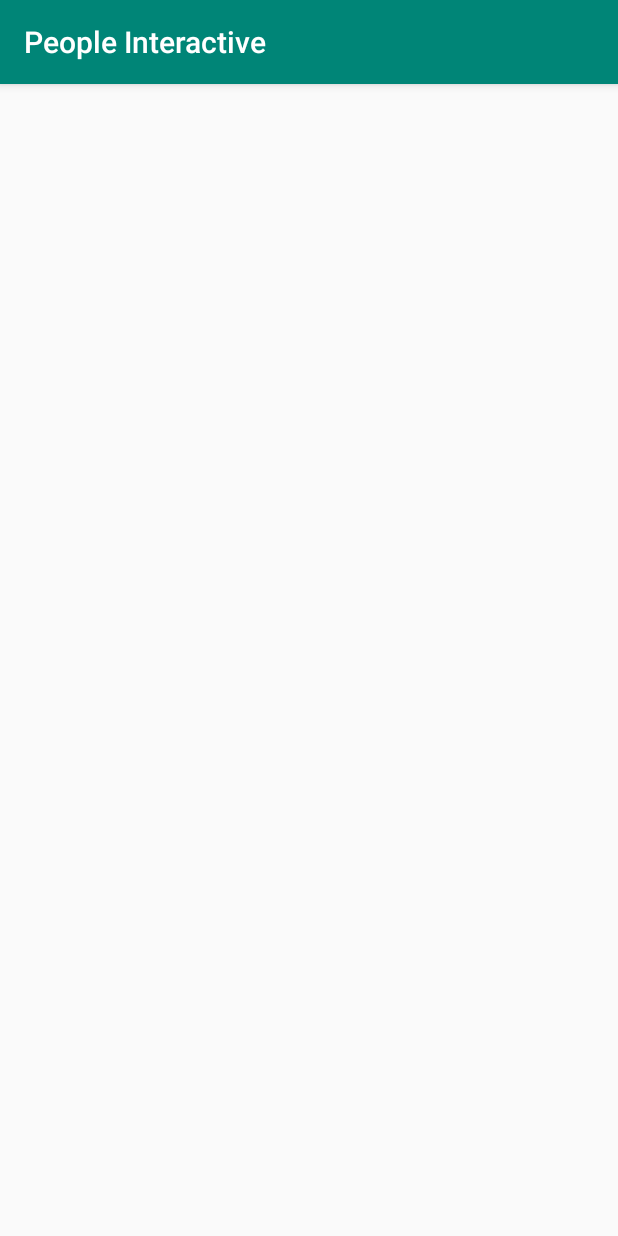
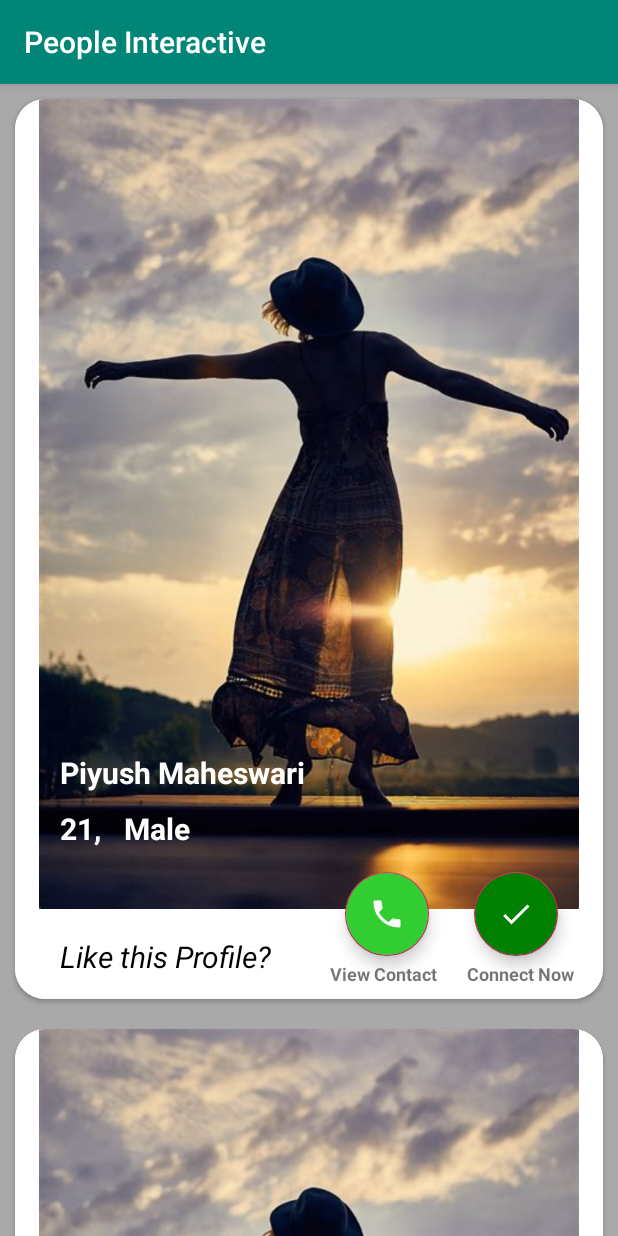
Before and after one commit to Piyush2769/PeopleInteractive, an Android app: the screen it shows after launch (MainActivity), on a phone screen of 412 x 824 dp. Run offline under Robolectric (Android 15) with nearby library versions, the phone set to English and light mode, and no system bars.

Commit message:
Initial +1

```diff
--- a/app/src/main/java/com/piyushmaheswari/peopleinteractive/MainActivity.java
+++ b/app/src/main/java/com/piyushmaheswari/peopleinteractive/MainActivity.java
@@ -2,12 +2,34 @@ package com.piyushmaheswari.peopleinteractive;
 
 import android.support.v7.app.AppCompatActivity;
 import android.os.Bundle;
+import android.support.v7.widget.LinearLayoutManager;
+import android.support.v7.widget.RecyclerView;
+
+import java.util.ArrayList;
+import java.util.List;
 
 public class MainActivity extends AppCompatActivity {
+
+    List<User> userList;
+    RecyclerView recyclerView;
+
 
     @Override
     protected void onCreate(Bundle savedInstanceState) {
         super.onCreate(savedInstanceState);
         setContentView(R.layout.activity_main);
+
+        recyclerView=findViewById(R.id.recyclerView);
+        recyclerView.hasFixedSize();
+        recyclerView.setLayoutManager(new LinearLayoutManager(this));
+
+        userList=new ArrayList<>();
+        userList.add(new User("Piyush Maheswari","21,","Male"));
+        userList.add(new User("Diksha Maheswari","21,","Female"));
+        userList.add(new User("Piy Maheswari","21,","Male"));
+        userList.add(new User("yush Maheswari","21,","Male"));
+
+        UserAdapter userAdapter=new UserAdapter(this,userList);
+        recyclerView.setAdapter(userAdapter);
     }
 }
--- a/app/src/main/java/com/piyushmaheswari/peopleinteractive/UserAdapter.java
+++ b/app/src/main/java/com/piyushmaheswari/peopleinteractive/UserAdapter.java
@@ -6,6 +6,7 @@ import android.support.v7.widget.RecyclerView;
 import android.view.LayoutInflater;
 import android.view.View;
 import android.view.ViewGroup;
+import android.widget.TextView;
 
 import java.util.List;
 
@@ -32,6 +33,10 @@ public class UserAdapter extends RecyclerView.Adapter<UserAdapter.UserViewHolder
     public void onBindViewHolder(@NonNull UserViewHolder userViewHolder, int i) {
 
         User user=userList.get(i);
+
+        userViewHolder.name.setText(user.getName());
+        userViewHolder.age.setText(user.getAge());
+        userViewHolder.gender.setText(user.getGender());
     }
 
     @Override
@@ -41,9 +46,15 @@ public class UserAdapter extends RecyclerView.Adapter<UserAdapter.UserViewHolder
 
     class UserViewHolder extends RecyclerView.ViewHolder{
 
+        TextView name,age,gender;
+
 
         public UserViewHolder(@NonNull View itemView) {
             super(itemView);
+
+            name=itemView.findViewById(R.id.name);
+            age=itemView.findViewById(R.id.age);
+            gender=itemView.findViewById(R.id.gender);
         }
     }
 }
--- a/app/src/main/res/layout/list_item.xml
+++ b/app/src/main/res/layout/list_item.xml
@@ -55,6 +55,7 @@
                 android:textColor="#fff"
                 android:textStyle="bold"
                 android:textSize="20sp"
+                android:layout_marginLeft="15dp"
                 android:layout_width="wrap_content"
                 android:layout_height="wrap_content" />
 
@@ -106,7 +107,7 @@
                 android:layout_marginTop="3dp"
                 android:layout_below="@id/contact"
                 android:layout_toRightOf="@id/contact_text"
-                android:layout_marginLeft="14dp"
+                android:layout_marginLeft="20dp"
                 android:textStyle="bold"
                 android:textSize="12sp"
                 android:layout_width="wrap_content"
```
